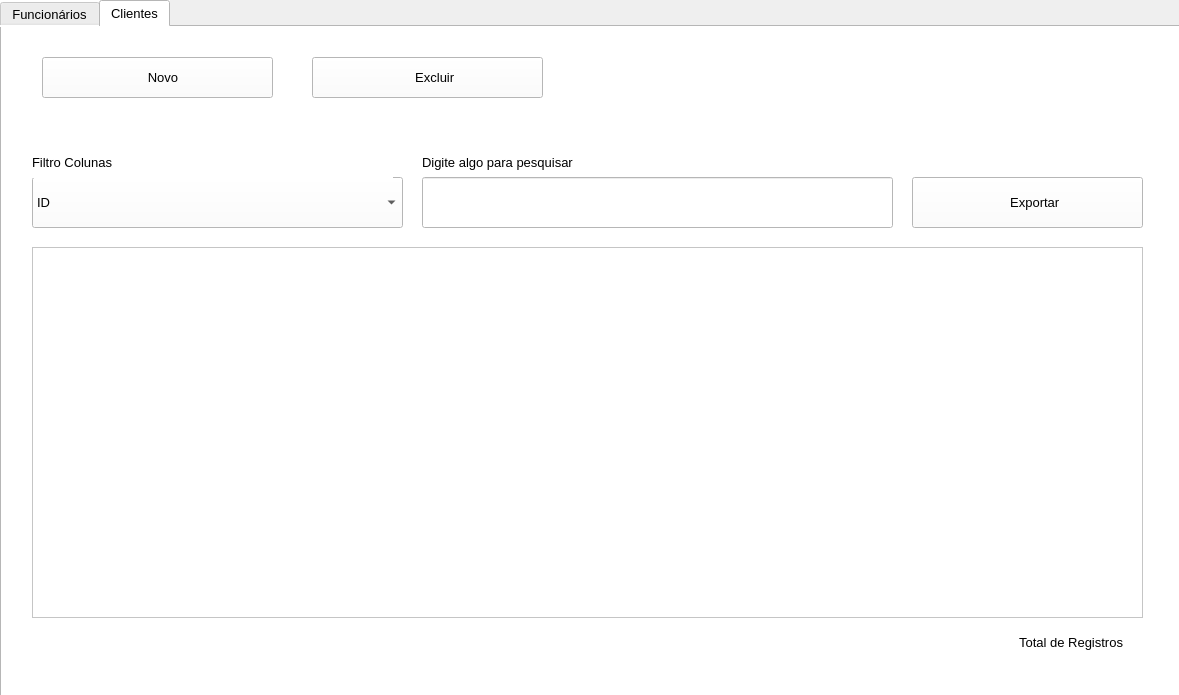
First picture: the form in projeto_EE_2022_1/telaprincipal.ui, repository MariaZBP/projeto_Qt, before the edit.
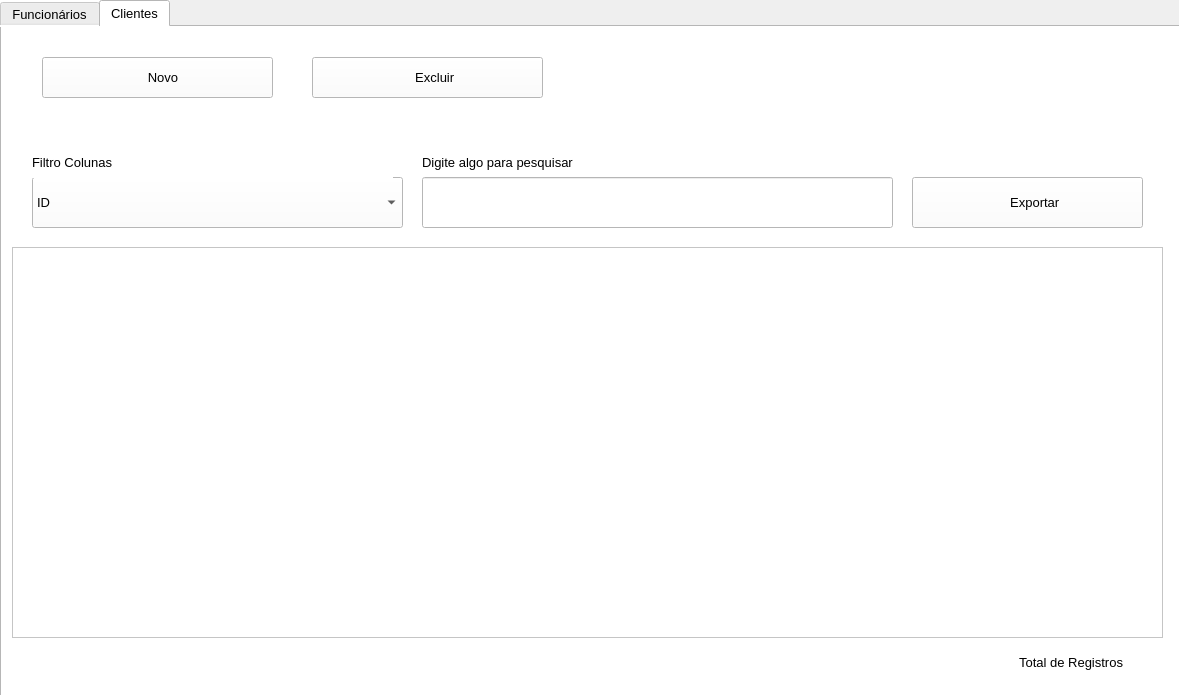
Second picture: the form after the edit. The open tabs and pages were chosen to show the change. Icons and pictures are not drawn.

Commit message: Pesquisar Cliente

What changed in the file:
```diff
--- a/projeto_EE_2022_1/telaprincipal.ui
+++ b/projeto_EE_2022_1/telaprincipal.ui
@@ -320,10 +320,10 @@
     <widget class="QTableWidget" name="tableWidgetClientes">
      <property name="geometry">
       <rect>
-       <x>30</x>
+       <x>10</x>
        <y>220</y>
-       <width>1111</width>
-       <height>371</height>
+       <width>1151</width>
+       <height>391</height>
       </rect>
      </property>
     </widget>
@@ -354,7 +354,7 @@
      <property name="geometry">
       <rect>
        <x>910</x>
-       <y>600</y>
+       <y>620</y>
        <width>211</width>
        <height>31</height>
       </rect>
```
Left out of the diff: 2 changed lines with no effect on the pictures. The commit also changes 2 other files.
